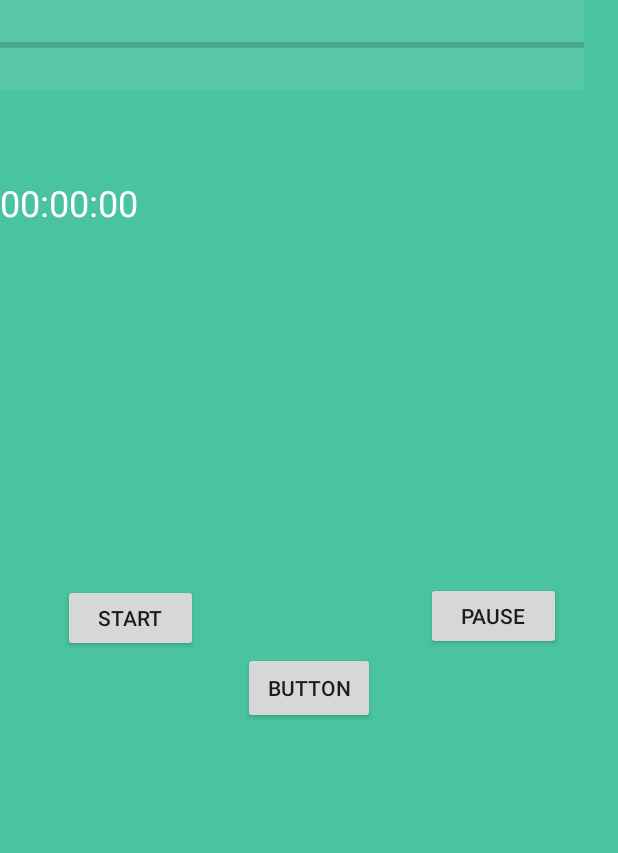
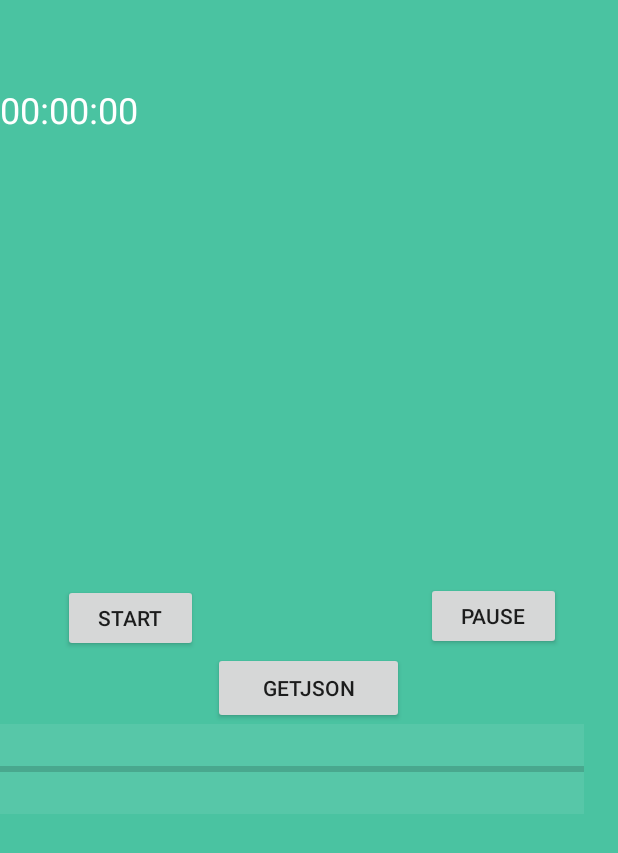
Before and after one commit to sokudon/netatimer_andoro, an Android app: the screen it shows after launch (MainActivity), on a phone screen of 412 x 824 dp. Shown: the top 853 px of the screen. Run offline under Robolectric (Android 15) with nearby library versions, the phone set to English and light mode, and no system bars.

```diff
--- a/app/src/main/res/layout/activity_main.xml
+++ b/app/src/main/res/layout/activity_main.xml
@@ -6,8 +6,8 @@
 
     <TextView
         android:id="@+id/timerValue"
-        android:layout_width="400dp"
-        android:layout_height="251dp"
+        android:layout_width="match_parent"
+        android:layout_height="313dp"
         android:layout_above="@+id/pauseButton"
         android:layout_marginBottom="18dp"
         android:text="@string/timerVal"
@@ -38,6 +38,7 @@
         style="?android:attr/progressBarStyleHorizontal"
         android:layout_width="389dp"
         android:layout_height="60dp"
+        android:layout_below="@id/button2"
         android:background="@android:drawable/divider_horizontal_dark"
         android:indeterminate="false"
         android:max="100"
@@ -45,11 +46,11 @@
 
     <Button
         android:id="@+id/button2"
-        android:layout_width="wrap_content"
+        android:layout_width="127dp"
         android:layout_height="wrap_content"
         android:layout_below="@id/startButton"
         android:layout_centerHorizontal="true"
         android:layout_centerVertical="false"
-        android:text="Button" />
+        android:text="GetJSON" />
 
 </RelativeLayout>
```
Also changed, not shown: app/src/main/java/com/example/myapplication/MainActivity.kt (+8 -4 lines).
